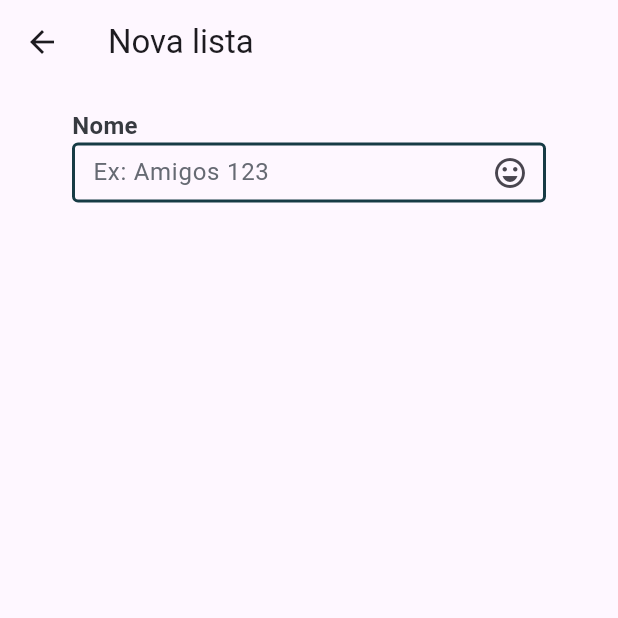
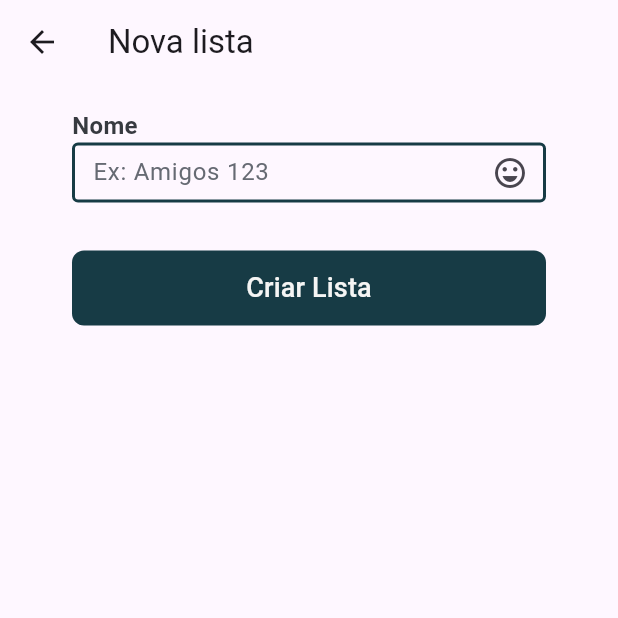
Before and after one commit to eduardostxr/compra_ai, a Flutter app: the NewListPage screen opened directly, on a phone screen of 412 x 824 dp, the top half of it. Run offline on Flutter 3.47's test engine with Material 3 defaults, Android fonts, the phone set to English and light mode, and no system bars; our stand-ins replace emoji_picker_flutter; network calls fail.

```diff
--- a/lib/service/web_service.dart
+++ b/lib/service/web_service.dart
@@ -8,11 +8,10 @@ class WebService {
   WebService._internal();
 
   static final http.Client client = http.Client();
-  static String baseUrl = "192.168.8.76:3001";
-  // static String baseUrl = "10.1.110.86:3001";
+  static String baseUrl = "api.compraai.tech";
 
   static Uri _buildUri(String path) {
-    return Uri.http(baseUrl, path);
+    return Uri.https(baseUrl, path);
   }
 
   static Future<http.Response> get(String path, String? token) async {
--- a/lib/ui/new_list/components/emoji_input_field.dart
+++ b/lib/ui/new_list/components/emoji_input_field.dart
@@ -1,7 +1,7 @@
 import 'package:flutter/material.dart';
 import 'package:compra/util/colors_config.dart';
 
-class EmojiInputField extends StatelessWidget {
+class EmojiInputField extends StatefulWidget {
   final String label;
   final String hint;
   final TextEditingController controller;
@@ -16,6 +16,13 @@ class EmojiInputField extends StatelessWidget {
   });
 
   @override
+  State<EmojiInputField> createState() => EmojiInputFieldState();
+}
+
+class EmojiInputFieldState extends State<EmojiInputField> {
+  String? selectedEmoji;
+
+  @override
   Widget build(BuildContext context) {
     return Container(
       margin: const EdgeInsets.symmetric(horizontal: 32),
@@ -23,7 +30,7 @@ class EmojiInputField extends StatelessWidget {
         crossAxisAlignment: CrossAxisAlignment.start,
         children: [
           Text(
-            label,
+            widget.label,
             style: const TextStyle(
               color: AppColors.darkGray,
               fontSize: 16,
@@ -33,9 +40,9 @@ class EmojiInputField extends StatelessWidget {
           SizedBox(
             height: 40,
             child: TextField(
-              controller: controller,
+              controller: widget.controller,
               decoration: InputDecoration(
-                hintText: hint,
+                hintText: widget.hint,
                 hintStyle: const TextStyle(color: AppColors.mediumGray),
                 enabledBorder: const OutlineInputBorder(
                   borderSide: BorderSide(color: AppColors.darkGreen, width: 2),
@@ -44,9 +51,17 @@ class EmojiInputField extends StatelessWidget {
                   borderSide: BorderSide(color: AppColors.orange, width: 2),
                 ),
                 contentPadding: const EdgeInsets.symmetric(vertical: 5, horizontal: 10),
-                suffixIcon: IconButton(
-                  icon: const Icon(Icons.emoji_emotions_outlined),
-                  onPressed: onEmojiPressed,
+                suffixIcon: GestureDetector(
+                  onTap: widget.onEmojiPressed,
+                  child: selectedEmoji == null
+                      ? const Icon(Icons.emoji_emotions_outlined)
+                      : Padding(
+                          padding: const EdgeInsets.all(8.0),
+                          child: Text(
+                            selectedEmoji!,
+                            style: const TextStyle(fontSize: 20),
+                          ),
+                        ),
                 ),
               ),
               keyboardType: TextInputType.multiline,
@@ -57,4 +72,10 @@ class EmojiInputField extends StatelessWidget {
       ),
     );
   }
+
+  void updateEmoji(String emoji) {
+    setState(() {
+      selectedEmoji = emoji;
+    });
+  }
 }
--- a/lib/ui/new_list/new_list_page.dart
+++ b/lib/ui/new_list/new_list_page.dart
@@ -1,4 +1,6 @@
+import 'package:compra/ui/_common/default_button.dart';
 import 'package:compra/ui/new_list/components/emoji_input_field.dart';
+import 'package:compra/util/colors_config.dart';
 import 'package:emoji_picker_flutter/emoji_picker_flutter.dart';
 import 'package:flutter/material.dart';
 
@@ -11,6 +13,7 @@ class NewListPage extends StatefulWidget {
 
 class _NewListPageState extends State<NewListPage> {
   final TextEditingController controller = TextEditingController();
+  final GlobalKey<EmojiInputFieldState> emojiFieldKey = GlobalKey();
 
   void _showEmojiPicker() {
     showModalBottomSheet(
@@ -18,9 +21,8 @@ class _NewListPageState extends State<NewListPage> {
       builder: (context) {
         return EmojiPicker(
           onEmojiSelected: (category, emoji) {
-            setState(() {
-              controller.text += emoji.emoji;
-            });
+            emojiFieldKey.currentState?.updateEmoji(emoji.emoji);
+            Navigator.pop(context);
           },
         );
       },
@@ -35,11 +37,21 @@ class _NewListPageState extends State<NewListPage> {
       ),
       body: Padding(
         padding: const EdgeInsets.all(16.0),
-        child: EmojiInputField(
-          hint: "Ex: Amigos 123",
-          label: "Nome",
-          controller: controller,
-          onEmojiPressed: _showEmojiPicker,
+        child: Column(
+          children: [
+            EmojiInputField(
+              key: emojiFieldKey,
+              hint: "Ex: Amigos 123",
+              label: "Nome",
+              controller: controller,
+              onEmojiPressed: _showEmojiPicker,
+            ),
+            const SizedBox(height: 32),
+            DefaultButton(
+                color: AppColors.darkGreen,
+                label: "Criar Lista",
+                onPressed: () {}),
+          ],
         ),
       ),
     );
```
Also changed, not shown: lib/manager/auth_manager.dart (+25 -7 lines), lib/manager/list_manager.dart (added, +16 -0 lines), lib/service/queries/auth_service.dart (+40 -28 lines), lib/service/queries/list_service.dart (added, +48 -0 lines), lib/ui/login/login_page.dart (+7 -4 lines).
